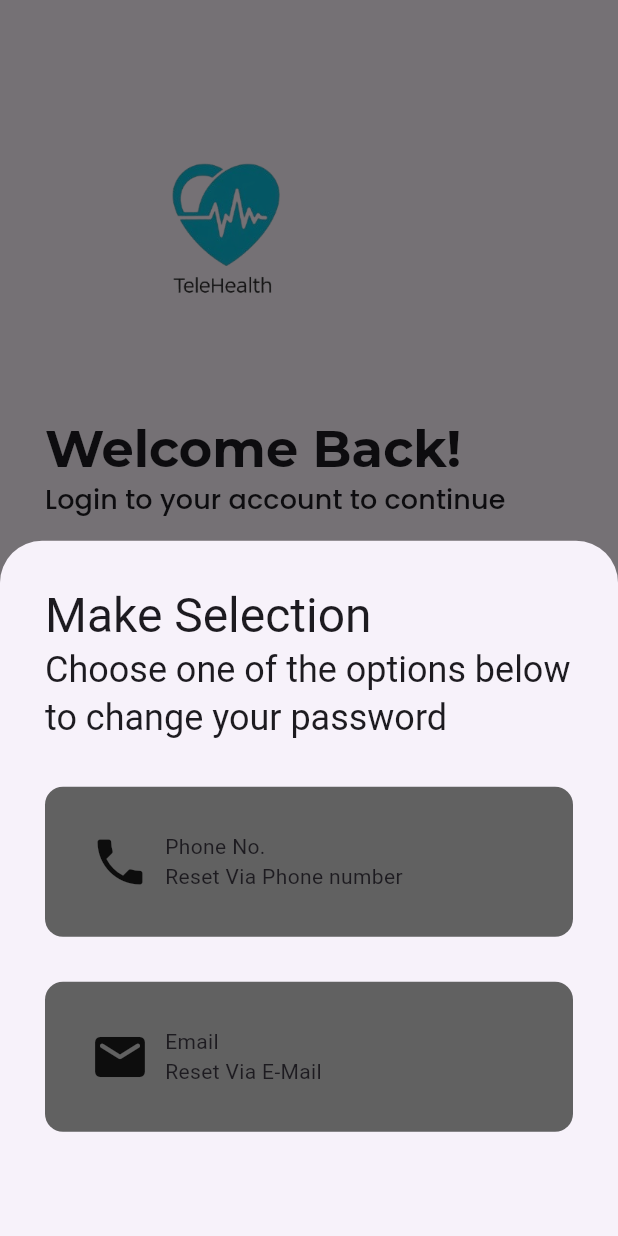
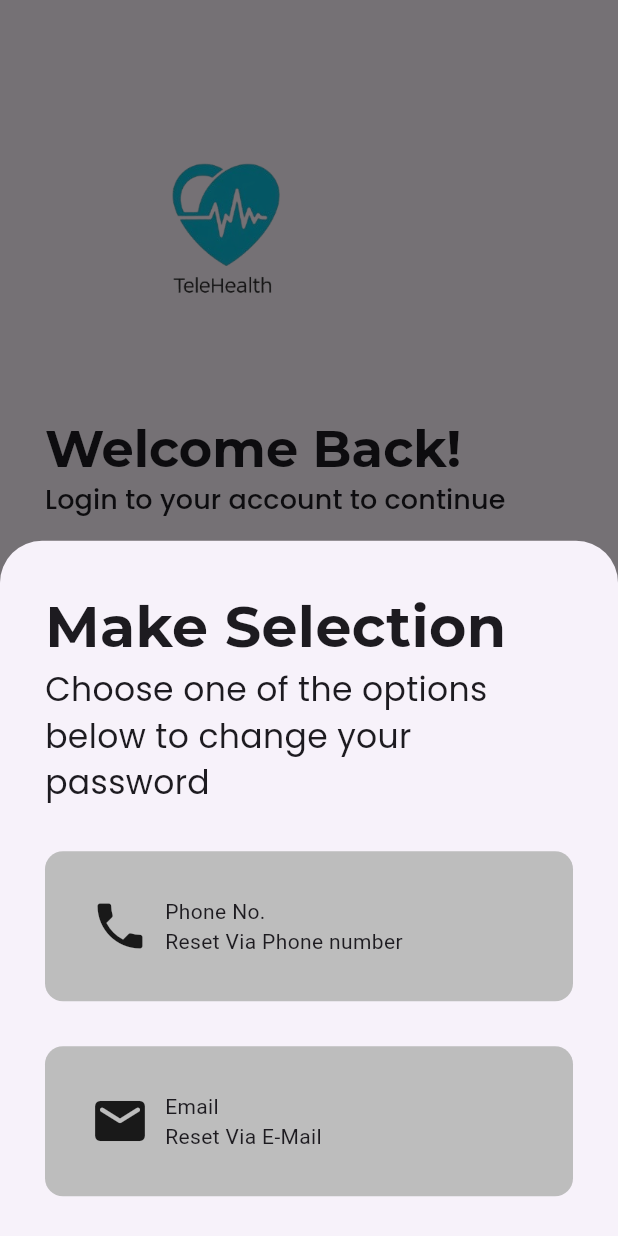
Before and after one commit to Limbash/Final-Year-Project, a Flutter app: the LoginScreen screen opened directly, after a tap on "Forgot Password?", on a phone screen of 412 x 824 dp. Run offline on Flutter 3.47's test engine with Material 3 defaults, Android fonts, the light colour scheme and no system bars; our stand-ins replace flutter_otp_text_field, get, google_fonts.

Commit message:
Handled some typos and some few things

```diff
--- a/lib/src/features/authentication/screens/forget password/forget_passwod_with_phone.dart
+++ b/lib/src/features/authentication/screens/forget password/forget_passwod_with_phone.dart
@@ -8,7 +8,8 @@ class ForgetPasswordWithPhone extends StatelessWidget {
 
   @override
   Widget build(BuildContext context) {
-    return Scaffold(
+    return SafeArea(
+      child: Scaffold(
         body: SingleChildScrollView(
           child: Padding(
             padding: const EdgeInsets.all(tDefaultSize),
@@ -47,6 +48,7 @@ class ForgetPasswordWithPhone extends StatelessWidget {
             ),
           ),
         ),
+      ),
     );
   }
 }
--- a/lib/src/features/authentication/screens/login/login_screen.dart
+++ b/lib/src/features/authentication/screens/login/login_screen.dart
@@ -1,6 +1,7 @@
 import 'package:flutter/material.dart';
 import 'package:get/get_core/src/get_main.dart';
 import 'package:get/get_navigation/src/extension_navigation.dart';
+import 'package:google_fonts/google_fonts.dart';
 import 'package:my_apk/src/constants/images.dart';
 import 'package:my_apk/src/constants/sizes.dart';
 import 'package:my_apk/src/constants/text.dart';
@@ -78,15 +79,14 @@ class LoginScreen extends StatelessWidget {
                                   children: [
                                     Text(
                                       tForgetPasswordTitle,
-                                      style: Theme.of(context)
-                                          .textTheme
-                                          .headlineLarge,
+                                      style: GoogleFonts.montserrat(
+                                        fontSize: 38,
+                                        fontWeight: FontWeight.bold,
+                                      ),
                                     ),
                                     Text(
                                       tForgetPasswordSubTitle,
-                                      style: Theme.of(context)
-                                          .textTheme
-                                          .headlineSmall,
+                                      style: GoogleFonts.poppins(fontSize: 22),
                                     ),
                                     const SizedBox(height: tDefaultSize),
                                     GestureDetector(
@@ -99,7 +99,7 @@ class LoginScreen extends StatelessWidget {
                                       ),
                                       child: Container(
                                         decoration: BoxDecoration(
-                                          color: Colors.grey.shade700,
+                                          color: Colors.grey.shade400,
                                           borderRadius:
                                               BorderRadius.circular(12),
                                         ),
@@ -137,7 +137,7 @@ class LoginScreen extends StatelessWidget {
                                       ),
                                       child: Container(
                                         decoration: BoxDecoration(
-                                          color: Colors.grey.shade700,
+                                          color: Colors.grey.shade400,
                                           borderRadius:
                                               BorderRadius.circular(12),
                                         ),
```
Lines whose indentation alone changed are shown as unchanged.
